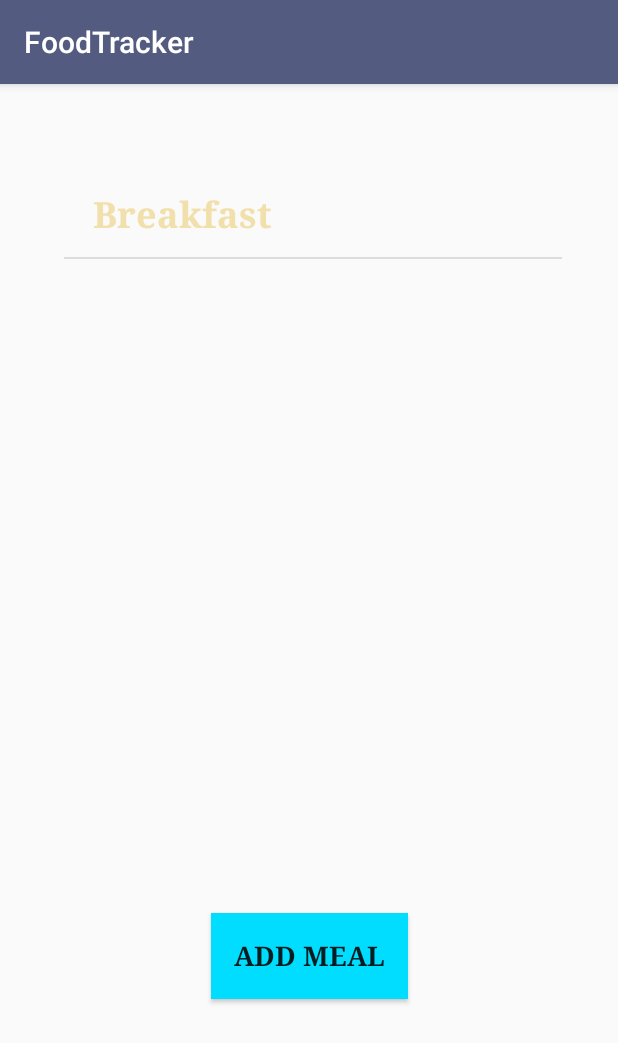
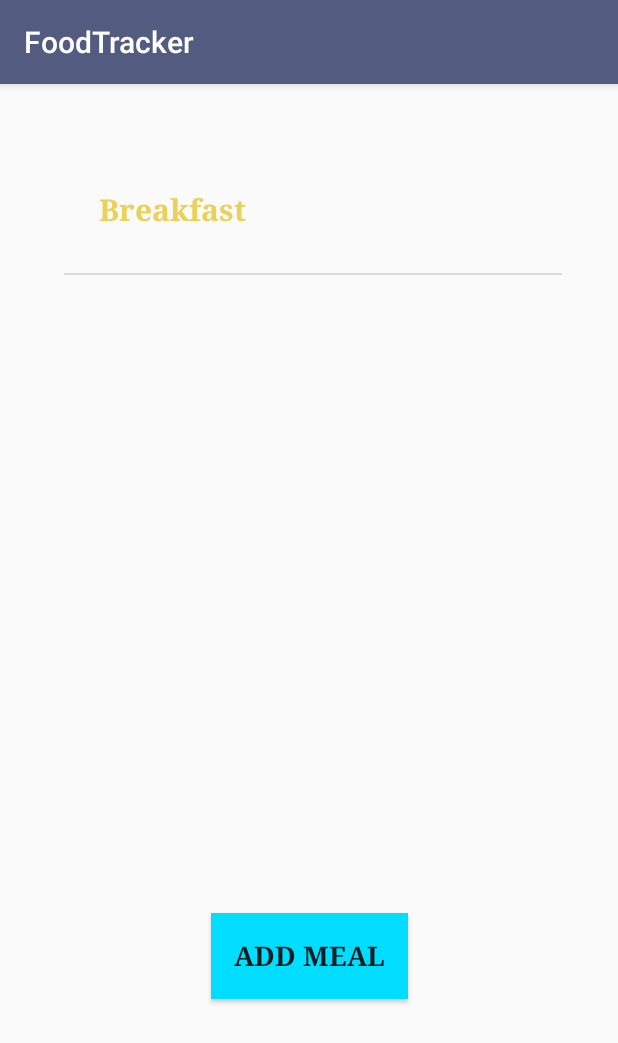
Before and after one commit to aconway23/Food_Tracker_Project, an Android app: the FoodActivity screen opened directly, with no data from a screen before it, on a phone screen of 412 x 824 dp. Shown: the top 1043 px of the screen. Run offline under Robolectric (Android 15) with nearby library versions, the phone set to English and light mode, and no system bars.

Commit message:
final colours and layout adjusted

```diff
--- a/app/src/main/res/layout/activity_food.xml
+++ b/app/src/main/res/layout/activity_food.xml
@@ -9,7 +9,7 @@
 
     <TextView
         android:id="@+id/breakfastText"
-        android:layout_width="128dp"
+        android:layout_width="114dp"
         android:layout_height="37dp"
         android:layout_marginBottom="8dp"
         android:layout_marginEnd="8dp"
@@ -19,7 +19,7 @@
         android:text="breakfast"
         android:textAlignment="center"
         android:textColor="@color/random"
-        android:textSize="24sp"
+        android:textSize="20sp"
         android:textStyle="bold"
         app:layout_constraintBottom_toBottomOf="parent"
         app:layout_constraintEnd_toEndOf="parent"
@@ -30,8 +30,9 @@
 
     <TextView
         android:id="@+id/consumedText"
-        android:layout_width="110dp"
-        android:layout_height="36dp"
+        android:layout_width="119dp"
+        android:layout_height="48dp"
+        android:layout_marginBottom="8dp"
         android:layout_marginEnd="8dp"
         android:layout_marginStart="8dp"
         android:fontFamily="serif"
@@ -40,10 +41,12 @@
         android:textColor="@android:color/holo_blue_bright"
         android:textSize="16sp"
         android:textStyle="bold"
+        app:layout_constraintBottom_toBottomOf="parent"
         app:layout_constraintEnd_toEndOf="parent"
-        app:layout_constraintHorizontal_bias="0.084"
+        app:layout_constraintHorizontal_bias="0.134"
         app:layout_constraintStart_toEndOf="@+id/breakfastText"
-        app:layout_constraintTop_toTopOf="@+id/breakfastText" />
+        app:layout_constraintTop_toTopOf="@+id/breakfastText"
+        app:layout_constraintVertical_bias="0.0" />
 
     <TextView
         android:id="@+id/dateText"
--- a/app/src/main/res/values/colors.xml
+++ b/app/src/main/res/values/colors.xml
@@ -3,5 +3,5 @@
     <color name="colorPrimary">#545b81</color>
     <color name="colorPrimaryDark">#303f9f</color>
     <color name="colorAccent">#FF4081</color>
-    <color name="random">#f2e0ac</color>
+    <color name="random">#ead159</color>
 </resources>
```
